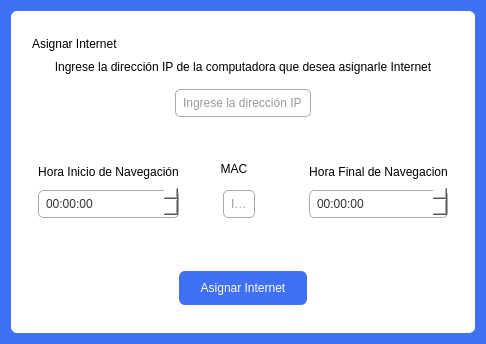
Qt form vista/ui/asign_internet.ui (AlexCoder0309/Proyecto-Final) before a commit.
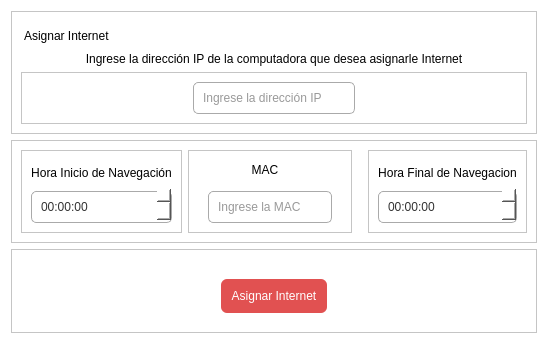
The same form after that commit. Icons and pictures are not drawn.

The edit to the form file:
```diff
--- a/vista/ui/asign_internet.ui
+++ b/vista/ui/asign_internet.ui
@@ -2,35 +2,35 @@
 <ui version="4.0">
  <class>Dialog</class>
  <widget class="QDialog" name="Dialog">
+  <property name="windowModality">
+   <enum>Qt::ApplicationModal</enum>
+  </property>
   <property name="geometry">
    <rect>
     <x>0</x>
     <y>0</y>
-    <width>457</width>
-    <height>328</height>
+    <width>510</width>
+    <height>326</height>
    </rect>
   </property>
   <property name="windowTitle">
-   <string>Dialog</string>
+   <string>Asignar Internet</string>
+  </property>
+  <property name="windowIcon">
+   <iconset>
+    <normaloff>../imgs/logo1.png</normaloff>../imgs/logo1.png</iconset>
+  </property>
+  <property name="windowOpacity">
+   <double>5.000000000000000</double>
+  </property>
+  <property name="autoFillBackground">
+   <bool>false</bool>
   </property>
   <property name="styleSheet">
-   <string notr="true">  background-color: #4070f4;</string>
+   <string notr="true">background-color:white;</string>
   </property>
   <layout class="QVBoxLayout" name="verticalLayout_3">
    <item>
-    <widget class="QFrame" name="frame">
-     <property name="styleSheet">
-      <string notr="true">border-radius:6px;
-background-color:white;</string>
-     </property>
-     <property name="frameShape">
-      <enum>QFrame::StyledPanel</enum>
-     </property>
-     <property name="frameShadow">
-      <enum>QFrame::Raised</enum>
-     </property>
-     <layout class="QVBoxLayout" name="verticalLayout_7">
-      <item>
        <widget class="QFrame" name="frame_7">
         <property name="frameShape">
          <enum>QFrame::StyledPanel</enum>
@@ -42,7 +42,7 @@
          <item>
           <widget class="QLabel" name="titulo">
            <property name="styleSheet">
-            <string notr="true">font: 11pt &quot;Bahnschrift Light SemiCondensed&quot;;
+         <string notr="true">font: 12pt &quot;Bahnschrift Light SemiCondensed&quot;;
 margin: 5px 0 0 0;
 </string>
            </property>
@@ -58,7 +58,7 @@
           <widget class="QLabel" name="label_2">
            <property name="styleSheet">
             <string notr="true">
-font: 9pt &quot;Bahnschrift Light SemiCondensed&quot;;
+font: 10pt &quot;Bahnschrift Light SemiCondensed&quot;;
 </string>
            </property>
            <property name="text">
@@ -98,13 +98,13 @@
 font: 25 9pt &quot;Bahnschrift Light SemiCondensed&quot;;
 outline:none;
 border:1px solid #aaa;
-padding:5px;
+padding:7px;
 border-radius: 5px;
 color: #333;
 }
 
 QLineEdit:focus{
-border: 1px solid #007acc;
+border: 1px solid rgb(225, 81, 81);
 
 }
 </string>
@@ -159,6 +159,11 @@
            <layout class="QVBoxLayout" name="verticalLayout_2">
             <item>
              <widget class="QLabel" name="label_4">
+           <property name="styleSheet">
+            <string notr="true">
+font: 10pt &quot;Bahnschrift Light SemiCondensed&quot;;
+</string>
+           </property>
               <property name="text">
                <string>Hora Inicio de Navegación</string>
               </property>
@@ -174,7 +179,7 @@
 font: 25 9pt &quot;Bahnschrift Light SemiCondensed&quot;;
 outline:none;
 border:1px solid #aaa;
-padding:5px;
+padding:7px;
 border-radius: 5px;
 color: #333;
 margin:5px 0 0 0;
@@ -201,7 +206,9 @@
             <item>
              <widget class="QLabel" name="label_3">
               <property name="styleSheet">
-               <string notr="true"/>
+            <string notr="true">
+font: 10pt &quot;Bahnschrift Light SemiCondensed&quot;;
+</string>
               </property>
               <property name="text">
                <string>MAC</string>
@@ -218,14 +225,14 @@
 font: 25 9pt &quot;Bahnschrift Light SemiCondensed&quot;;
 outline:none;
 border:1px solid #aaa;
-padding:5px;
+padding:7px;
 border-radius: 5px;
 color: #333;
-margin:5px 20px 0 20px;
+margin:5px 10px 0 10px;
 }
 
 QLineEdit:focus{
-border: 1px solid #007acc;
+border: 1px solid rgb(225, 81, 81);
 
 }
 </string>
@@ -252,6 +259,11 @@
            <layout class="QVBoxLayout" name="verticalLayout_4">
             <item>
              <widget class="QLabel" name="label_5">
+           <property name="styleSheet">
+            <string notr="true">
+font: 10pt &quot;Bahnschrift Light SemiCondensed&quot;;
+</string>
+           </property>
               <property name="text">
                <string>Hora Final de Navegacion</string>
               </property>
@@ -267,7 +279,7 @@
 font: 25 9pt &quot;Bahnschrift Light SemiCondensed&quot;;
 outline:none;
 border:1px solid #aaa;
-padding:5px;
+padding:7px;
 border-radius: 5px;
 color: #333;
 margin:5px 0 0 0;
@@ -307,24 +319,20 @@
           <widget class="QPushButton" name="btn_asignar">
            <property name="styleSheet">
             <string notr="true">QPushButton{ 
-  width: 100%;
   padding: 10px;
   border-radius: 6px;
-  line-height: 18px;
   background-color: #4070f4;
   color:white;
+background-color:rgb(225, 81, 81);
 font: 10pt &quot;Bahnschrift Light SemiCondensed&quot;;
-margin:0 150px 10px 150px;}
+margin:0 200px 10px 200px;}
 
 QPushButton:hover{
-  background-color: darkblue;}</string>
+  background-color: rgb(113, 40, 40);}</string>
            </property>
            <property name="text">
             <string>Asignar Internet</string>
            </property>
-          </widget>
-         </item>
-        </layout>
        </widget>
       </item>
      </layout>
```
Lines whose indentation alone changed are shown as unchanged.
